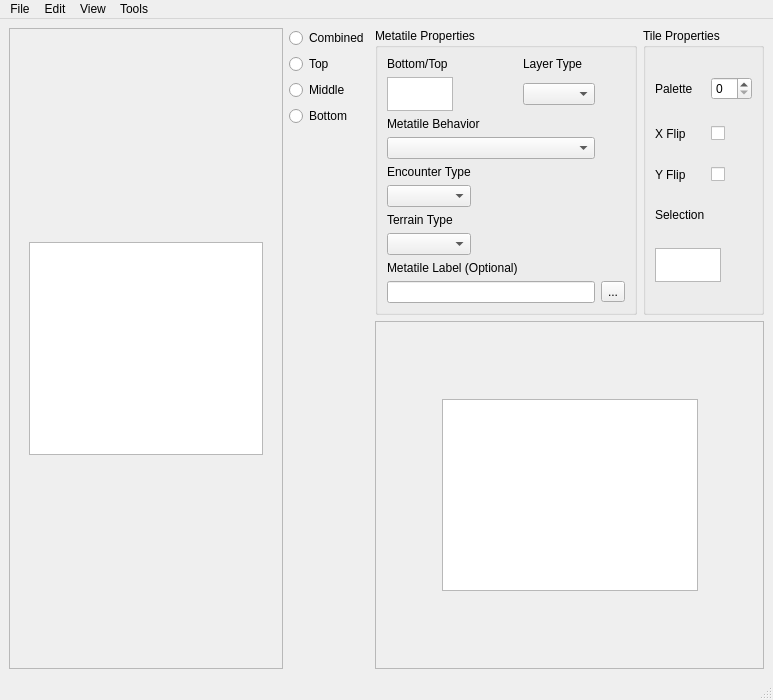
Above: forms/tileseteditor.ui from GriffinRichards/porymap before the change. Below: the same form after it.
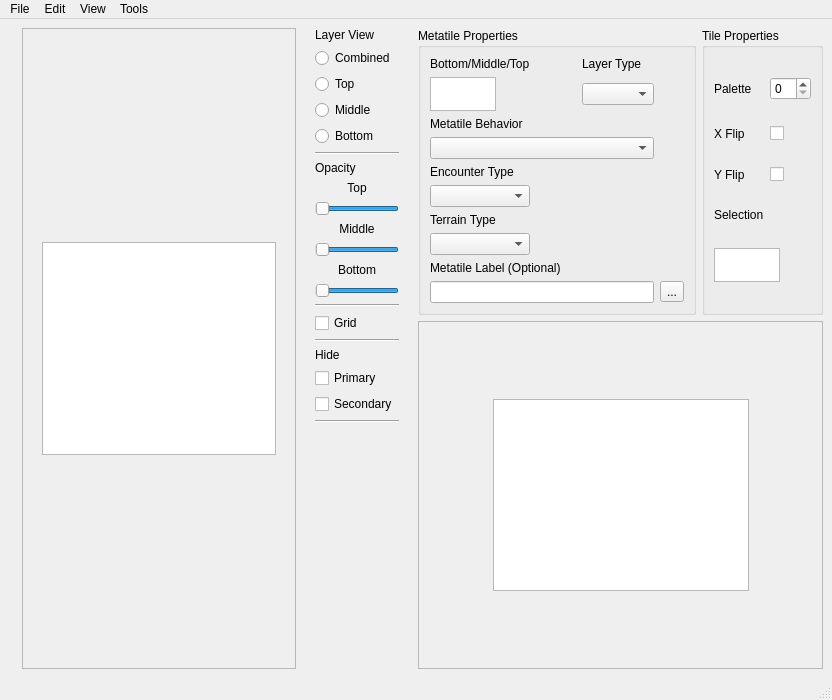
That is the form after the change. Icons and pictures are not drawn. Custom widgets are drawn as their Qt base class.

Commit message: Add remaining new Tileset Editor options to UI

Patch:
```diff
--- a/forms/tileseteditor.ui
+++ b/forms/tileseteditor.ui
@@ -6,7 +6,7 @@
    <rect>
     <x>0</x>
     <y>0</y>
-    <width>754</width>
+    <width>832</width>
     <height>700</height>
    </rect>
   </property>
@@ -73,7 +73,7 @@
               <x>0</x>
               <y>0</y>
               <width>272</width>
-              <height>587</height>
+              <height>623</height>
              </rect>
             </property>
             <layout class="QGridLayout" name="gridLayout">
@@ -181,6 +181,13 @@
           <property name="bottomMargin">
            <number>0</number>
           </property>
+          <item>
+           <widget class="QLabel" name="label_LayerView">
+            <property name="text">
+             <string>Layer View</string>
+            </property>
+           </widget>
+          </item>
           <item>
            <widget class="QRadioButton" name="radioButton_Combined">
             <property name="text">
@@ -209,6 +216,147 @@
             </property>
            </widget>
           </item>
+          <item>
+           <widget class="Line" name="line_3">
+            <property name="orientation">
+             <enum>Qt::Horizontal</enum>
+            </property>
+           </widget>
+          </item>
+          <item>
+           <widget class="QLabel" name="label_Opacity">
+            <property name="text">
+             <string>Opacity</string>
+            </property>
+           </widget>
+          </item>
+          <item>
+           <widget class="QLabel" name="label_OpacityTop">
+            <property name="text">
+             <string>Top</string>
+            </property>
+            <property name="alignment">
+             <set>Qt::AlignCenter</set>
+            </property>
+           </widget>
+          </item>
+          <item>
+           <widget class="QSlider" name="slider_OpacityTop">
+            <property name="maximum">
+             <number>100</number>
+            </property>
+            <property name="sliderPosition">
+             <number>100</number>
+            </property>
+            <property name="orientation">
+             <enum>Qt::Horizontal</enum>
+            </property>
+            <property name="invertedAppearance">
+             <bool>true</bool>
+            </property>
+           </widget>
+          </item>
+          <item>
+           <widget class="QLabel" name="label_OpacityMiddle">
+            <property name="text">
+             <string>Middle</string>
+            </property>
+            <property name="alignment">
+             <set>Qt::AlignCenter</set>
+            </property>
+           </widget>
+          </item>
+          <item>
+           <widget class="QSlider" name="slider_OpacityMiddle">
+            <property name="maximum">
+             <number>100</number>
+            </property>
+            <property name="sliderPosition">
+             <number>100</number>
+            </property>
+            <property name="orientation">
+             <enum>Qt::Horizontal</enum>
+            </property>
+            <property name="invertedAppearance">
+             <bool>true</bool>
+            </property>
+           </widget>
+          </item>
+          <item>
+           <widget class="QLabel" name="label_OpacityBottom">
+            <property name="text">
+             <string>Bottom</string>
+            </property>
+            <property name="alignment">
+             <set>Qt::AlignCenter</set>
+            </property>
+           </widget>
+          </item>
+          <item>
+           <widget class="QSlider" name="slider_OpacityBottom">
+            <property name="maximum">
+             <number>100</number>
+            </property>
+            <property name="sliderPosition">
+             <number>100</number>
+            </property>
+            <property name="orientation">
+             <enum>Qt::Horizontal</enum>
+            </property>
+            <property name="invertedAppearance">
+             <bool>true</bool>
+            </property>
+           </widget>
+          </item>
+          <item>
+           <widget class="Line" name="line">
+            <property name="orientation">
+             <enum>Qt::Horizontal</enum>
+            </property>
+           </widget>
+          </item>
+          <item>
+           <widget class="QCheckBox" name="checkBox_Grid">
+            <property name="text">
+             <string>Grid</string>
+            </property>
+           </widget>
+          </item>
+          <item>
+           <widget class="Line" name="line_4">
+            <property name="orientation">
+             <enum>Qt::Horizontal</enum>
+            </property>
+           </widget>
+          </item>
+          <item>
+           <widget class="QLabel" name="label_Hide">
+            <property name="text">
+             <string>Hide</string>
+            </property>
+           </widget>
+          </item>
+          <item>
+           <widget class="QCheckBox" name="checkBox_HidePrimary">
+            <property name="text">
+             <string>Primary</string>
+            </property>
+           </widget>
+          </item>
+          <item>
+           <widget class="QCheckBox" name="checkBox_HideSecondary">
+            <property name="text">
+             <string>Secondary</string>
+            </property>
+           </widget>
+          </item>
+          <item>
+           <widget class="Line" name="line_2">
+            <property name="orientation">
+             <enum>Qt::Horizontal</enum>
+            </property>
+           </widget>
+          </item>
          </layout>
         </widget>
        </item>
@@ -315,7 +463,7 @@
              <item row="0" column="0">
               <widget class="QLabel" name="label_BottomTop">
                <property name="text">
-                <string>Bottom/Top</string>
+                <string>Bottom/Middle/Top</string>
                </property>
               </widget>
              </item>
@@ -425,9 +573,6 @@
              </item>
              <item row="1" column="1">
               <widget class="QCheckBox" name="checkBox_xFlip">
-               <property name="layoutDirection">
-                <enum>Qt::LeftToRight</enum>
-               </property>
                <property name="text">
                 <string/>
                </property>
@@ -594,7 +739,7 @@
     <rect>
      <x>0</x>
      <y>0</y>
-     <width>754</width>
+     <width>832</width>
      <height>22</height>
     </rect>
    </property>
```
Left out of the diff: 30 changed lines with no effect on the pictures. The commit also changes 1 other file.
